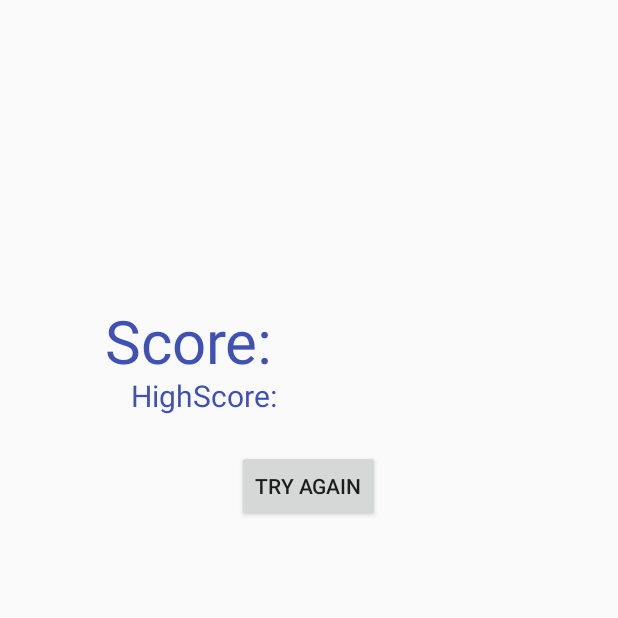
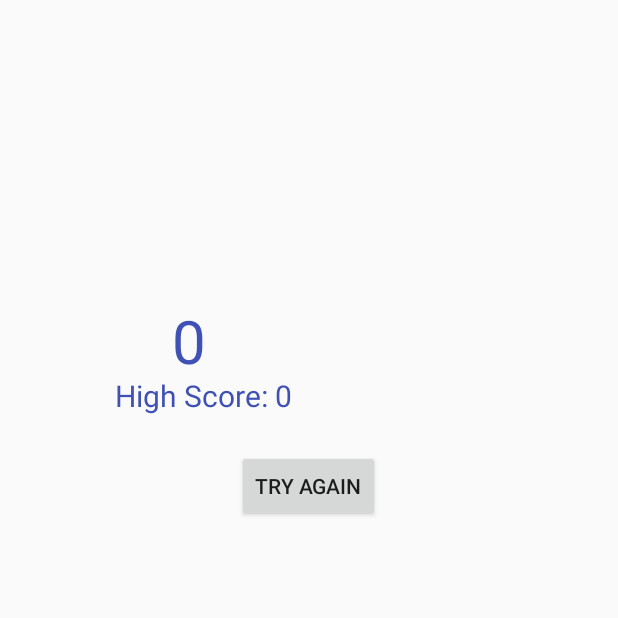
Before and after one commit to aLahdekorpi/BCLepakko, an Android app: the Result screen opened directly, with no data from a screen before it, on a phone screen of 412 x 824 dp, the top half of it. Run offline under Robolectric (Android 15) with nearby library versions, the phone set to English and light mode, and no system bars.

Commit message:
WORKING,  Result stacks intents

```diff
--- a/app/src/main/java/alexlahdekorpi/bclepakko/Logic/SingleGame.java
+++ b/app/src/main/java/alexlahdekorpi/bclepakko/Logic/SingleGame.java
@@ -26,7 +26,6 @@ public class SingleGame extends StartActivity {
     Renewable[] ren;
     Enemy[] enemies;
     StartActivity activity;
-    private boolean alive;
     private Lepakko lepakko;
     private Triangle triangle;
     private Circle circle;
@@ -48,9 +47,6 @@ public class SingleGame extends StartActivity {
     public void moveEnemies() {
         for (Enemy enemy : this.enemies) {
             enemy.drop();
-            if (!this.activity.isAlive()) {
-                /*intent*/
-            }
         }
     }
 
--- a/app/src/main/java/alexlahdekorpi/bclepakko/Result.java
+++ b/app/src/main/java/alexlahdekorpi/bclepakko/Result.java
@@ -1,7 +1,11 @@
 package alexlahdekorpi.bclepakko;
 
+import android.content.Context;
+import android.content.Intent;
+import android.content.SharedPreferences;
 import android.os.Bundle;
 import android.support.v7.app.AppCompatActivity;
+import android.view.View;
 import android.widget.TextView;
 
 
@@ -12,7 +16,28 @@ public class Result extends AppCompatActivity {
         super.onCreate(savedInstanceState);
         setContentView(R.layout.activity_result);
 
-        TextView scoreLabel = (TextView) findViewById(R.id.scoreText);
-        TextView highScore = (TextView) findViewById(R.id.score);
+        TextView scoreLabel = (TextView) findViewById(R.id.score);
+        TextView highScoreLabel = (TextView) findViewById(R.id.highScore);
+
+        int score = getIntent().getIntExtra("SCORE", 0);
+        scoreLabel.setText(score + "");
+
+        SharedPreferences settings = getSharedPreferences("GAME_DATA", Context.MODE_PRIVATE);
+        int highScore = settings.getInt("HIGH_SCORE", 0);
+
+        if (score > highScore) {
+            highScoreLabel.setText("High Score: " + score);
+
+            //Save
+            SharedPreferences.Editor editor = settings.edit();
+            editor.putInt("HIGH_SCORE", score);
+            editor.commit();
+        } else {
+            highScoreLabel.setText("High Score: " + highScore);
+        }
+    }
+
+    public void tryAgain(View view) {
+        startActivity(new Intent((getApplicationContext()), StartActivity.class));
     }
 }
--- a/app/src/main/java/alexlahdekorpi/bclepakko/SpaceObject/Enemies/Enemy.java
+++ b/app/src/main/java/alexlahdekorpi/bclepakko/SpaceObject/Enemies/Enemy.java
@@ -25,7 +25,6 @@ public class Enemy extends SpaceObject implements Renewable, MustKill {
         moveY(getSpeed());
         if(getY() > getScreenHeight()){
             outOfBoundsAction();
-            this.activity.setAlive(false);
         }
     }
 
--- a/app/src/main/java/alexlahdekorpi/bclepakko/SpaceObject/Lepakko.java
+++ b/app/src/main/java/alexlahdekorpi/bclepakko/SpaceObject/Lepakko.java
@@ -13,15 +13,17 @@ import alexlahdekorpi.bclepakko.StartActivity;
  */
 
 public class Lepakko extends SpaceObject {
-
+    public boolean alive;
     public Lepakko(StartActivity activity, ScoreBoard scoreBoard) {
         super(activity, scoreBoard);
+        this.alive = true;
         setImageView((ImageView) this.activity.findViewById(R.id.lepakkoImg));
     }
 
     public void checkCollisionWithRenewable(Renewable renewable) {
         if (this.getHitChecker().isHit(renewable)) {
             renewable.lepakkoCollideAction();
+            this.activity.resultStuff();
         }
     }
 
@@ -83,4 +85,5 @@ public class Lepakko extends SpaceObject {
             moveY(0.1);
         }
     }
+
 }
--- a/app/src/main/res/layout/activity_result.xml
+++ b/app/src/main/res/layout/activity_result.xml
@@ -45,6 +45,7 @@
             android:layout_height="wrap_content"
             android:layout_gravity="center_horizontal"
             android:layout_marginTop="300dp"
+            android:onClick="tryAgain"
             android:text="Try Again" />
 
     </FrameLayout>
```
Also changed, not shown: app/src/main/java/alexlahdekorpi/bclepakko/StartActivity.java (+5 -5 lines).
